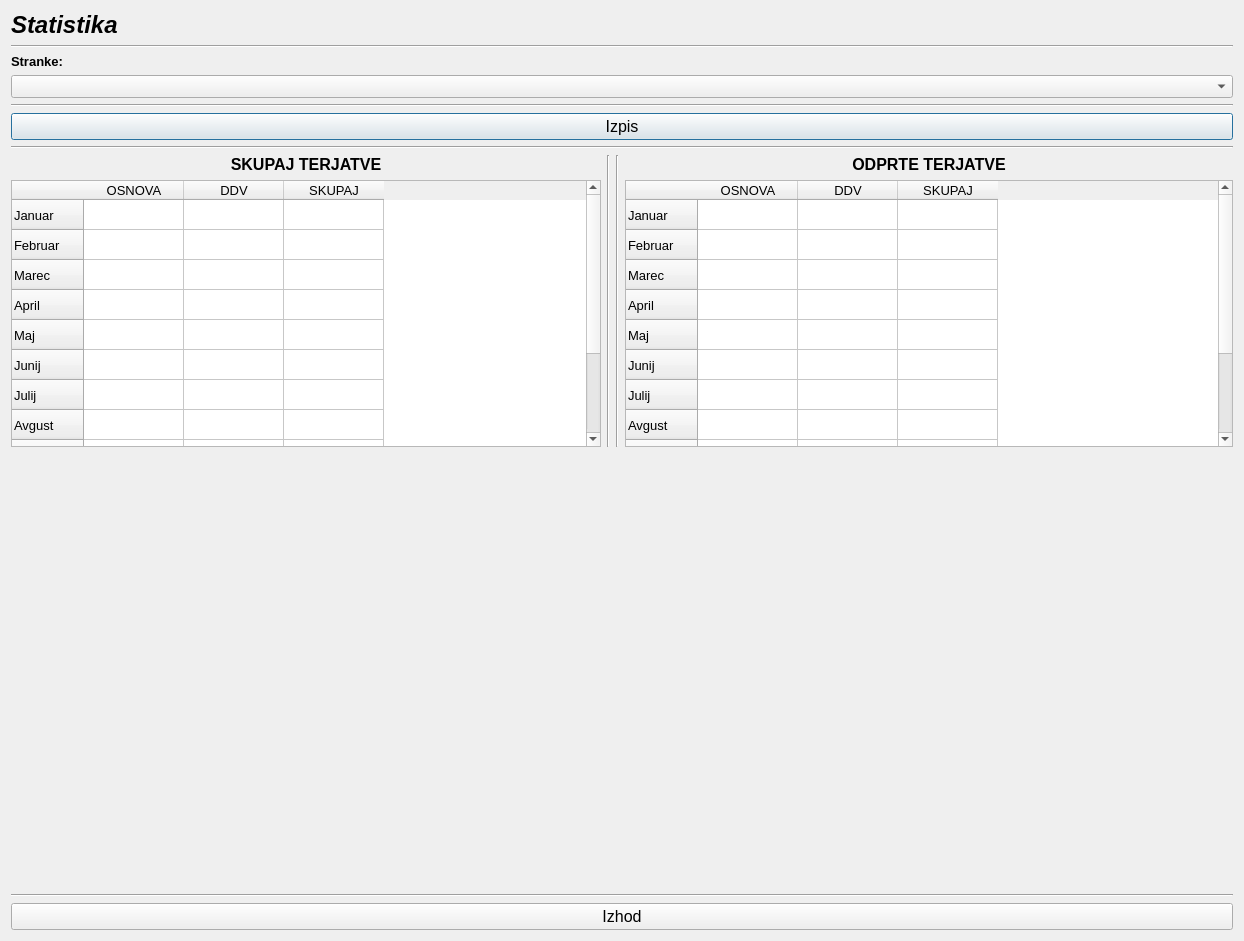
Old version of the form statistic.ui in the repository MaxMaxy/racun.
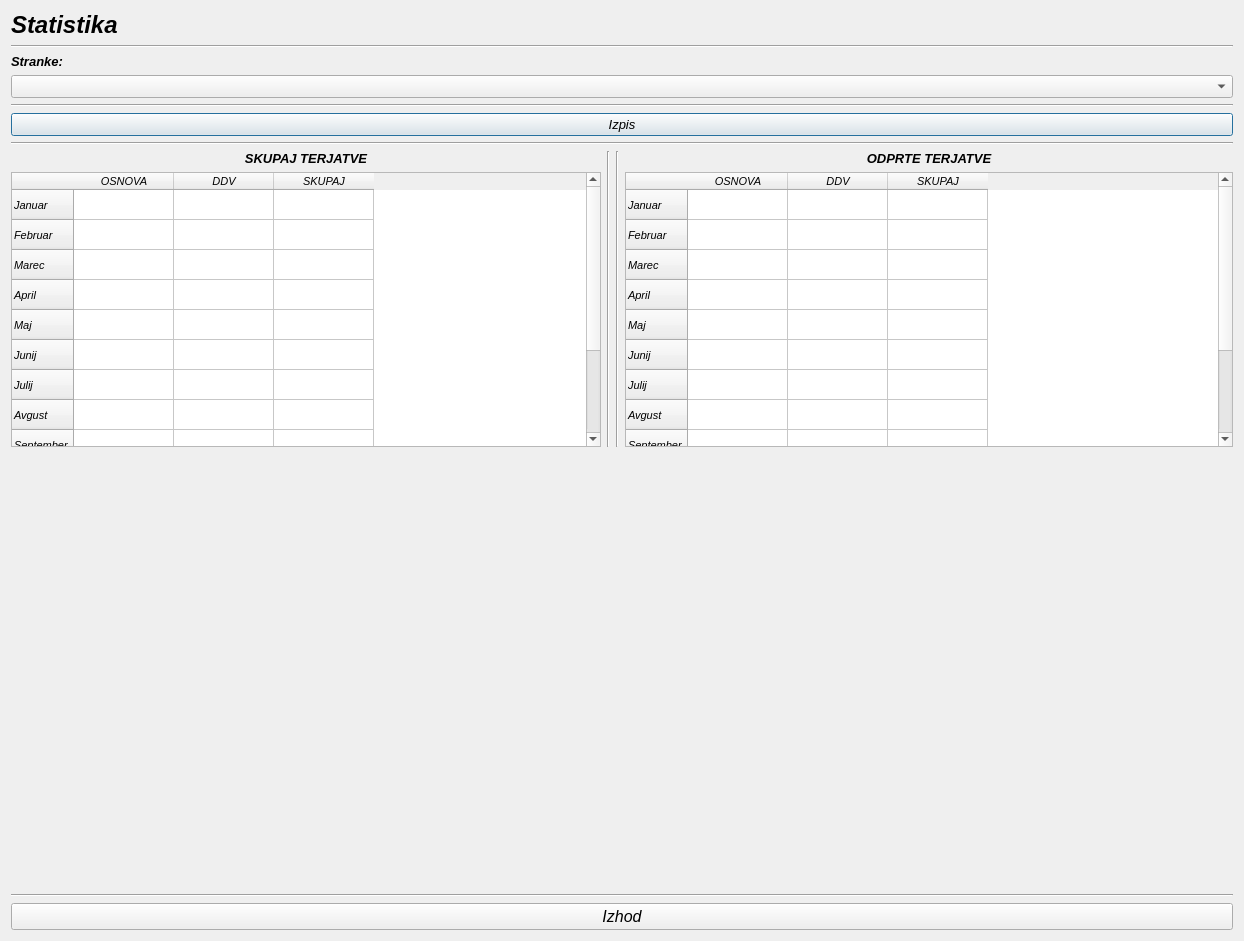
New version of the form. Custom widgets are drawn as their Qt base class.

The edit to the form file:
```diff
--- a/statistic.ui
+++ b/statistic.ui
@@ -55,6 +55,7 @@
                <family>MS Sans Serif</family>
                <pointsize>10</pointsize>
                <weight>75</weight>
+               <italic>true</italic>
                <bold>true</bold>
               </font>
              </property>
@@ -98,7 +99,8 @@
                <property name="font">
                 <font>
                  <family>MS Sans Serif</family>
-                 <pointsize>12</pointsize>
+                 <pointsize>10</pointsize>
+                 <italic>true</italic>
                 </font>
                </property>
                <property name="text">
@@ -108,6 +110,11 @@
              </item>
              <item>
               <widget class="Line" name="line_6">
+               <property name="font">
+                <font>
+                 <italic>true</italic>
+                </font>
+               </property>
                <property name="orientation">
                 <enum>Qt::Horizontal</enum>
                </property>
@@ -126,9 +133,9 @@
                    <property name="font">
                     <font>
                      <family>MS Sans Serif</family>
-                     <pointsize>12</pointsize>
+                     <pointsize>10</pointsize>
                      <weight>75</weight>
-                     <italic>false</italic>
+                     <italic>true</italic>
                      <bold>true</bold>
                     </font>
                    </property>
@@ -142,10 +149,17 @@
                  </item>
                  <item>
                   <widget class="QTableWidget" name="tableWidget_vse">
+                   <property name="sizePolicy">
+                    <sizepolicy hsizetype="Expanding" vsizetype="MinimumExpanding">
+                     <horstretch>0</horstretch>
+                     <verstretch>0</verstretch>
+                    </sizepolicy>
+                   </property>
                    <property name="font">
                     <font>
                      <family>MS Sans Serif</family>
-                     <pointsize>10</pointsize>
+                     <pointsize>8</pointsize>
+                     <italic>true</italic>
                     </font>
                    </property>
                    <row>
@@ -231,6 +245,11 @@
                 <layout class="QHBoxLayout" name="horizontalLayout">
                  <item>
                   <widget class="Line" name="line_7">
+                   <property name="font">
+                    <font>
+                     <italic>true</italic>
+                    </font>
+                   </property>
                    <property name="orientation">
                     <enum>Qt::Vertical</enum>
                    </property>
@@ -238,6 +257,11 @@
                  </item>
                  <item>
                   <widget class="Line" name="line_4">
+                   <property name="font">
+                    <font>
+                     <italic>true</italic>
+                    </font>
+                   </property>
                    <property name="orientation">
                     <enum>Qt::Vertical</enum>
                    </property>
@@ -254,9 +278,9 @@
                  <property name="font">
                   <font>
                    <family>MS Sans Serif</family>
-                   <pointsize>12</pointsize>
+                   <pointsize>10</pointsize>
                    <weight>75</weight>
-                   <italic>false</italic>
+                   <italic>true</italic>
                    <bold>true</bold>
                   </font>
                  </property>
@@ -270,10 +294,17 @@
                </item>
                <item>
                 <widget class="QTableWidget" name="tableWidget_brez">
+                 <property name="sizePolicy">
+                  <sizepolicy hsizetype="Expanding" vsizetype="MinimumExpanding">
+                   <horstretch>0</horstretch>
+                   <verstretch>0</verstretch>
+                  </sizepolicy>
+                 </property>
                  <property name="font">
                   <font>
                    <family>MS Sans Serif</family>
-                   <pointsize>10</pointsize>
+                   <pointsize>8</pointsize>
+                   <italic>true</italic>
                   </font>
                  </property>
                  <row>
@@ -400,6 +431,7 @@
           <font>
            <family>MS Sans Serif</family>
            <pointsize>12</pointsize>
+           <italic>true</italic>
           </font>
          </property>
          <property name="text">
```
Left out of the diff: 19 changed lines with no effect on the pictures.
